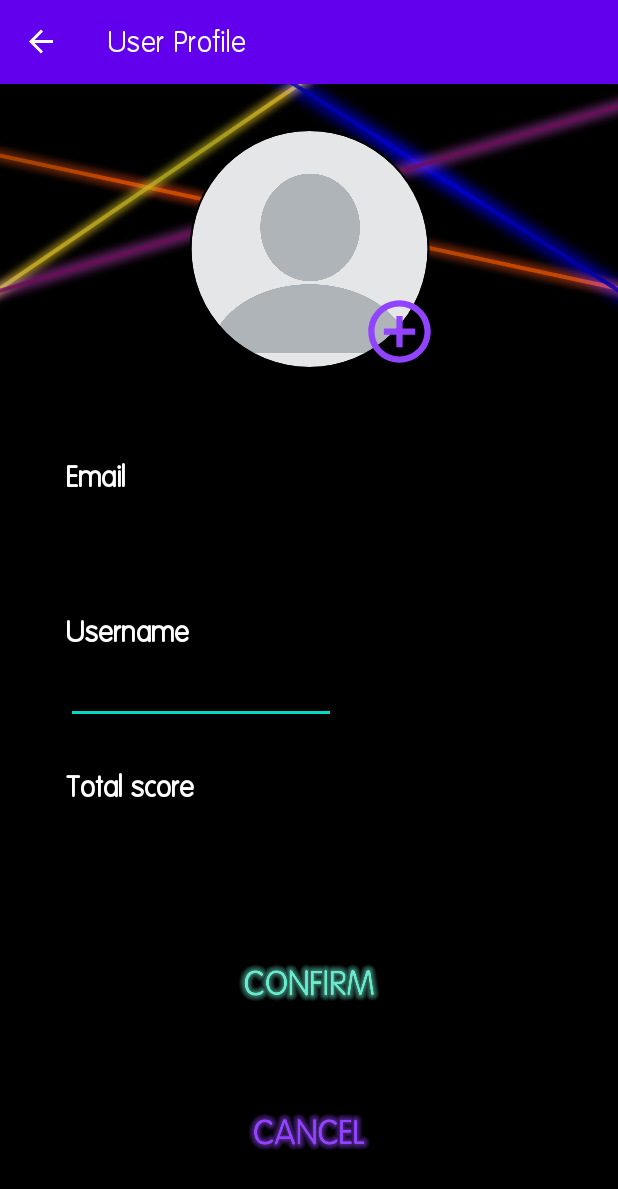
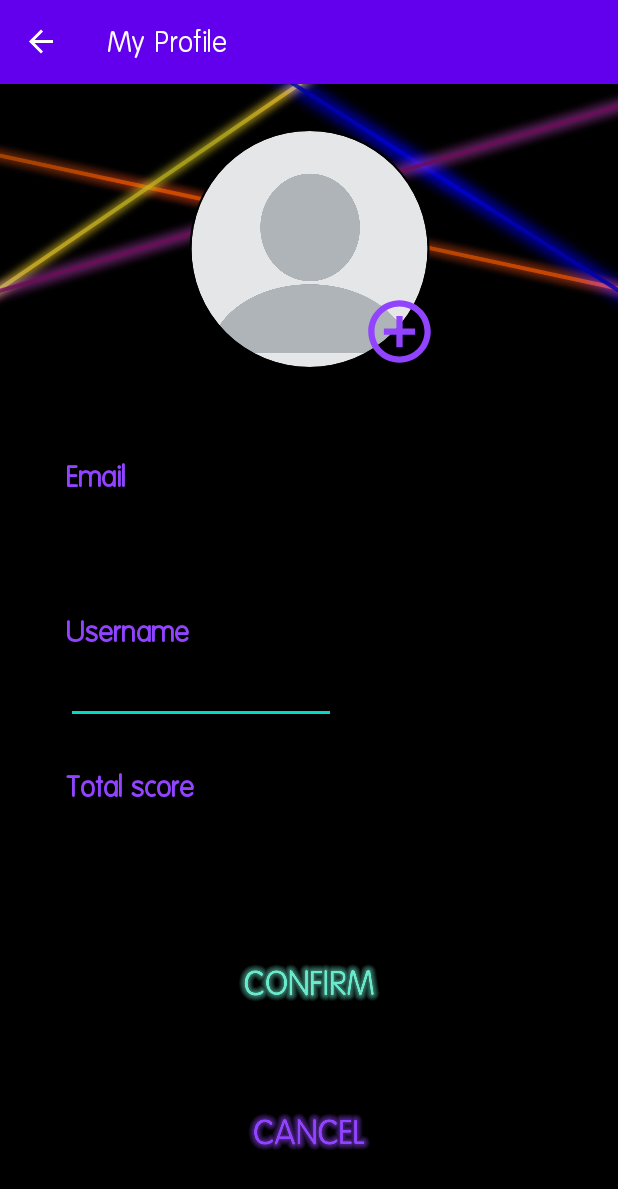
Before and after one commit to Mic98-git/Pong, an Android app: the UserProfileFragment screen opened through its navigation route, after a tap on an icon or button, on a phone screen of 412 x 824 dp. Shown: the top 1189 px of the screen. Run offline under Robolectric (Android 15) with nearby library versions, the phone set to English and light mode, and no system bars; our stand-ins replace CircleImageView, Firebase (no records; nobody signed in at launch, a user with empty details on screens opened directly), navigation-ui; 3 statements that could not run were skipped.

Commit message:
small fixes

```diff
--- a/PongGame/app/src/main/java/com/example/ponggame/RankingListAdapter.kt
+++ b/PongGame/app/src/main/java/com/example/ponggame/RankingListAdapter.kt
@@ -2,6 +2,7 @@ package com.example.ponggame
 
 import android.graphics.BitmapFactory
 import android.graphics.Typeface
+import android.util.Log
 import android.view.LayoutInflater
 import android.view.View
 import android.view.ViewGroup
@@ -32,6 +33,8 @@ class RankingListAdapter(private var users: ArrayList<User>, private var email:
         DatabaseImpl.getReferenceToUsersProfilePictures().child(user.uid.toString()).getFile(localFile).addOnSuccessListener {
             val bitmap = BitmapFactory.decodeFile(localFile.absolutePath)
             holder.image.setImageBitmap(bitmap)
+        }.addOnFailureListener {
+            Log.d("Ranking List", "the requested resource does not exists")
         }
     }
 
--- a/PongGame/app/src/main/java/com/example/ponggame/fragments/ForgotPasswordFragment.kt
+++ b/PongGame/app/src/main/java/com/example/ponggame/fragments/ForgotPasswordFragment.kt
@@ -60,7 +60,7 @@ class ForgotPasswordFragment : Fragment() {
         savedInstanceState: Bundle?
     ): View? {
         _binding = FragmentForgotPasswordBinding.inflate(inflater, container, false)
-        setActivityTitle("Password Forgotten")
+        setActivityTitle("Forgotten Password")
         (activity as AppCompatActivity?)!!.supportActionBar?.show()
         return binding.root
     }
--- a/PongGame/app/src/main/java/com/example/ponggame/fragments/UserProfileFragment.kt
+++ b/PongGame/app/src/main/java/com/example/ponggame/fragments/UserProfileFragment.kt
@@ -60,7 +60,7 @@ class UserProfileFragment : Fragment() {
     ): View? {
         Log.d("UserProfileFragment", "User profile fragment created!")
         _binding = FragmentUserProfileBinding.inflate(inflater, container, false)
-        setActivityTitle("User Profile")
+        setActivityTitle("My Profile")
         (activity as AppCompatActivity?)!!.supportActionBar?.show()
         return binding.root
     }
--- a/PongGame/app/src/main/res/drawable/ic_edit_24.xml
+++ b/PongGame/app/src/main/res/drawable/ic_edit_24.xml
@@ -3,7 +3,7 @@
     android:height="24dp"
     android:viewportWidth="24"
     android:viewportHeight="24"
-    android:tint="@android:color/white">
+    android:tint="@color/purple_700">
   <path
       android:fillColor="@android:color/white"
       android:pathData="M3,17.25V21h3.75L17.81,9.94l-3.75,-3.75L3,17.25zM20.71,7.04c0.39,-0.39 0.39,-1.02 0,-1.41l-2.34,-2.34c-0.39,-0.39 -1.02,-0.39 -1.41,0l-1.83,1.83 3.75,3.75 1.83,-1.83z"/>
--- a/PongGame/app/src/main/res/layout/fragment_user_profile.xml
+++ b/PongGame/app/src/main/res/layout/fragment_user_profile.xml
@@ -53,6 +53,7 @@
         android:layout_marginStart="44dp"
         android:layout_marginTop="50dp"
         android:text="Email"
+        android:textColor="@color/purple_700"
         android:textStyle="bold"
         android:textSize="20sp"
         app:layout_constraintStart_toStartOf="parent"
@@ -85,6 +86,7 @@
         android:layout_height="wrap_content"
         android:layout_marginTop="30dp"
         android:text="Username"
+        android:textColor="@color/purple_700"
         android:textStyle="bold"
         android:textSize="20sp"
         app:layout_constraintStart_toStartOf="@id/user_email"
@@ -117,6 +119,7 @@
         android:layout_height="wrap_content"
         android:layout_marginTop="30dp"
         android:text="Total score"
+        android:textColor="@color/purple_700"
         android:textStyle="bold"
         android:textSize="20sp"
         app:layout_constraintStart_toStartOf="@id/user_username"
```
